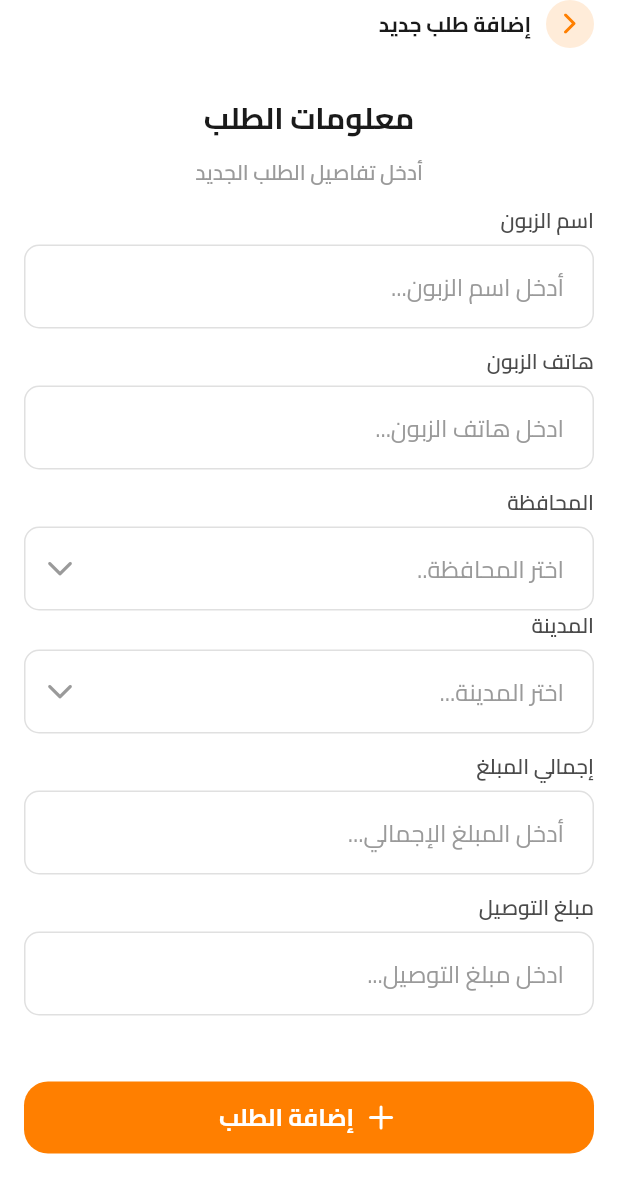
After one commit to AhmedNasser24/Bastogah_app, a Flutter app: the MerchantAddNewOrderView screen opened by its route, on a phone screen of 412 x 824 dp. The commit adds this screen. Shown: the top 1193 px of the screen. Run offline on Flutter 3.47's test engine with Material 3 defaults, Android fonts, the phone set to English and light mode, and no system bars; our stand-ins replace easy_localization, flutter_svg, gap, go_router.

Commit message:
make add new order view

```diff
--- a/assets/translations/ar.json
+++ b/assets/translations/ar.json
@@ -1,6 +1,8 @@
 {
   "validation": {
-    "required_field": "هذا الحقل مطلوب"
+    "required_field": "هذا الحقل مطلوب",
+    "invalid_number" : "رقم غير صالح",
+    "invalid_phone_number" : "رقم هاتف غير صالح"
   },
 
   "merchant": {
@@ -16,7 +18,6 @@
     "products": "المنتجات",
     "reports": "التقارير",
     "my_account": "حسابي",
-    "customer_phone": "هاتف العميل",
     "customer_address": "الموقع",
     "driver": "السائق",
     "delivery_amount": "مبلغ التوصيل",
@@ -41,18 +42,32 @@
       "address": "العنوان",
       "phone": "رقم الهاتف",
       "location": "الموقع الجغرافي"
-
     },
     "customer": "الزبون",
     "show_location": "عرض الموقع",
     "not_assigned_yet": "لم يتم التعيين بعد",
-    "price" : "السعر",
-    "delivery" : "التوصيل:",
-    "service" : "الخدمة:",
-    "discount" : "الخصم:",
-    "orders_price" : "مبلغ الطلب:",
-    "total_price" : "قيمة الطلب:",
-    "currency" : "{} د.ع",
-    "quantity" : "العدد:"
+    "price": "السعر",
+    "delivery": "التوصيل:",
+    "service": "الخدمة:",
+    "discount": "الخصم:",
+    "orders_price": "مبلغ الطلب:",
+    "total_price": "قيمة الطلب:",
+    "currency": "{} د.ع",
+    "quantity": "العدد:",
+    "add_new_order": "إضافة طلب جديد",
+    "order_info": "معلومات الطلب",
+    "enter_new_order_details": "أدخل تفاصيل الطلب الجديد",
+    "customer_name": "اسم الزبون",
+    "enter_customer_name": "أدخل اسم الزبون...",
+    "customer_phone": "هاتف الزبون",
+    "enter_customer_phone": "ادخل هاتف الزبون...",
+    "governorate": "المحافظة",
+    "select_governorate": "اختر المحافظة..",
+    "city": "المدينة",
+    "select_city": "اختر المدينة...",
+    "total_amount": "إجمالي المبلغ",
+    "enter_total_amount": "أدخل المبلغ الإجمالي...",
+    "enter_delivery_amount": "ادخل مبلغ التوصيل...",
+    "add_order" : "إضافة الطلب"
   }
 }
--- a/lib/core/responsive_helper/responsive_size.dart
+++ b/lib/core/responsive_helper/responsive_size.dart
@@ -4,7 +4,7 @@ import '../extenstion/media_query_extension.dart';
 import 'size_config.dart';
 
 double responsiveSize(BuildContext context, double size) {
-  double scaleFactor = getScaleFactor(context);
+  // double scaleFactor = getScaleFactor(context);
   // double lowerLimit = context.isMobile ? size * 1 : size * 1;
   // double upperLimit = context.isMobile ? size * 1 : size * 1;
   // size = size * scaleFactor;
--- a/lib/core/routing/app_route.dart
+++ b/lib/core/routing/app_route.dart
@@ -16,7 +16,7 @@ final GlobalKey<NavigatorState> _shellNavigatorKey = GlobalKey<NavigatorState>(
 class AppRoute {
   static GoRouter router = GoRouter(
     navigatorKey: _rootNavigatorKey,
-    initialLocation: RouteName.merchantOrderDetails,
+    initialLocation: RouteName.merchantAddNewOrder,
     routes: [
       GoRoute(
         path: RouteName.splash,
--- a/lib/core/routing/route_name.dart
+++ b/lib/core/routing/route_name.dart
@@ -9,4 +9,5 @@ class RouteName {
   static const String merchantProducts = '/merchant/products';
   static const String merchantReports = '/merchant/reports';
   static const String merchantProfile = '/merchant/profile';
+  static const String merchantAddNewOrder = '/merchant/home/add-new-order';
 }
--- a/lib/core/routing/routes/merchant_routes.dart
+++ b/lib/core/routing/routes/merchant_routes.dart
@@ -4,6 +4,7 @@ import 'package:flutter/material.dart';
 import 'package:go_router/go_router.dart';
 
 import '../../../features/merchant_feature/auth/presentation/views/merchant_login_view.dart';
+import '../../../features/merchant_feature/home/presentation/views/merchant_add_new_order_view.dart';
 import '../../../features/merchant_feature/merchant_layout/presentation/views/merchant_layout.dart';
 import '../route_name.dart';
 import '../router_animation.dart';
@@ -68,4 +69,12 @@ List<RouteBase> merchantRoutes = [
       child: const MerchantOrderDetailsView(),
     ),
   ),
+  GoRoute(
+    path: RouteName.merchantAddNewOrder,
+    pageBuilder: (context, state) => buildPageWithSlideTransition(
+      context: context,
+      state: state,
+      child: const MerchantAddNewOrderView(),
+    ),
+  ),
 ];
--- a/lib/core/theme/app_font_style.dart
+++ b/lib/core/theme/app_font_style.dart
@@ -42,6 +42,11 @@ class AppFontStyle {
   static TextStyle bold18Black1A(BuildContext context) => TextStyle(
     color: AppColors.black1A,
     fontSize: responsiveSize(context, 18),
+    fontWeight: FontWeight.bold,
+  );
+  static TextStyle bold20Black1A(BuildContext context) => TextStyle(
+    color: AppColors.black1A,
+    fontSize: responsiveSize(context, 20),
     fontWeight: FontWeight.bold,
   );
   static TextStyle bold30black1A(BuildContext context) => TextStyle(
--- /dev/null
+++ b/lib/features/merchant_feature/home/presentation/widgets/merchant_add_new_order_widgets/merchant_add_new_order_button.dart
@@ -0,0 +1,18 @@
+import 'package:easy_localization/easy_localization.dart';
+import 'package:flutter/material.dart';
+
+import '../../../../../../core/theme/app_icons.dart';
+import '../../../../../../core/widgets/custom_button.dart';
+
+class MerchantAddNewOrderButton extends StatelessWidget {
+  const MerchantAddNewOrderButton({super.key});
+
+  @override
+  Widget build(BuildContext context) {
+    return CustomButton(
+      prefixIcon: AppIcons.iconsAdd24Icon,
+      title: "merchant.add_order".tr(),
+      onTap: () {},
+    );
+  }
+}
--- /dev/null
+++ b/lib/features/merchant_feature/home/presentation/widgets/merchant_add_new_order_widgets/merchant_custome_name_field.dart
@@ -0,0 +1,16 @@
+import 'package:easy_localization/easy_localization.dart';
+import 'package:flutter/material.dart';
+
+import '../../../../../../core/widgets/custom_text_form_field.dart';
+
+class MerchantCustomerNameField extends StatelessWidget {
+  const MerchantCustomerNameField({super.key});
+
+  @override
+  Widget build(BuildContext context) {
+    return CustomTextFormField(
+      title: 'merchant.customer_name'.tr(),
+      hintText: 'merchant.enter_customer_name'.tr(),
+    );
+  }
+}
--- /dev/null
+++ b/lib/features/merchant_feature/home/presentation/widgets/merchant_add_new_order_widgets/merchant_customer_phone_field.dart
@@ -0,0 +1,19 @@
+import 'package:easy_localization/easy_localization.dart';
+import 'package:flutter/material.dart';
+import 'package:flutter/services.dart';
+
+import '../../../../../../core/widgets/custom_text_form_field.dart';
+
+class MerchantCustomerPhoneField extends StatelessWidget {
+  const MerchantCustomerPhoneField({super.key});
+
+  @override
+  Widget build(BuildContext context) {
+    return CustomTextFormField(
+      title: 'merchant.customer_phone'.tr(),
+      hintText: 'merchant.enter_customer_phone'.tr(),
+      keyboardType: TextInputType.phone,
+      inputFormatters: [FilteringTextInputFormatter.digitsOnly],
+    );
+  }
+}
--- /dev/null
+++ b/lib/features/merchant_feature/home/presentation/widgets/merchant_add_new_order_widgets/merchant_total_amount_field.dart
@@ -0,0 +1,19 @@
+import 'package:easy_localization/easy_localization.dart';
+import 'package:flutter/material.dart';
+import 'package:flutter/services.dart';
+
+import '../../../../../../core/widgets/custom_text_form_field.dart';
+
+class MerchantTotalAmountField extends StatelessWidget {
+  const MerchantTotalAmountField({super.key});
+
+  @override
+  Widget build(BuildContext context) {
+    return CustomTextFormField(
+      title: 'merchant.total_amount'.tr(),
+      hintText: 'merchant.enter_total_amount'.tr(),
+      keyboardType: TextInputType.phone,
+      inputFormatters: [FilteringTextInputFormatter.digitsOnly],
+    );
+  }
+}
```
Also changed, not shown: lib/core/widgets/custom_text_form_field.dart (+5 -4 lines), lib/features/merchant_feature/home/presentation/views/merchant_add_new_order_view.dart (added, +85 -0 lines), lib/features/merchant_feature/home/presentation/widgets/merchant_add_new_order_widgets/merchant_address_field.dart (added, +43 -0 lines), lib/features/merchant_feature/home/presentation/widgets/merchant_add_new_order_widgets/merchant_delivery_amount_field.dart (added, +28 -0 lines).
